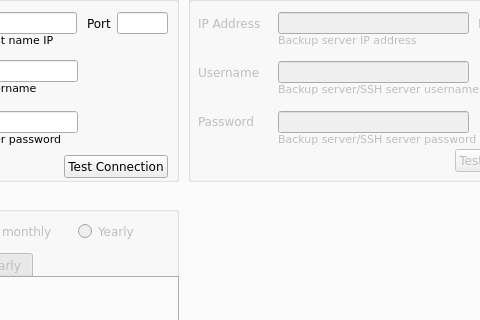
Above: postgresqlsettings.ui from tonycool7/masters_diploma before the change; both pictures show x 245 to 725 and y 121 to 441 of the 841 by 550 pixel window. Below: the same form after it.
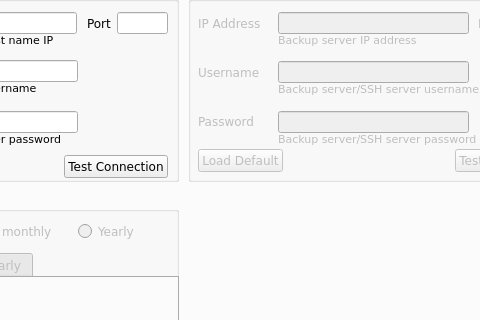
That is the form after the change.

The edit to the form file:
```diff
--- a/postgresqlsettings.ui
+++ b/postgresqlsettings.ui
@@ -418,6 +418,13 @@
          </rect>
         </property>
         <layout class="QHBoxLayout" name="horizontalLayout_9">
+         <item>
+          <widget class="QPushButton" name="loadDefault2">
+           <property name="text">
+            <string>Load Default</string>
+           </property>
+          </widget>
+         </item>
          <item>
           <spacer name="horizontalSpacer_8">
            <property name="orientation">
```
